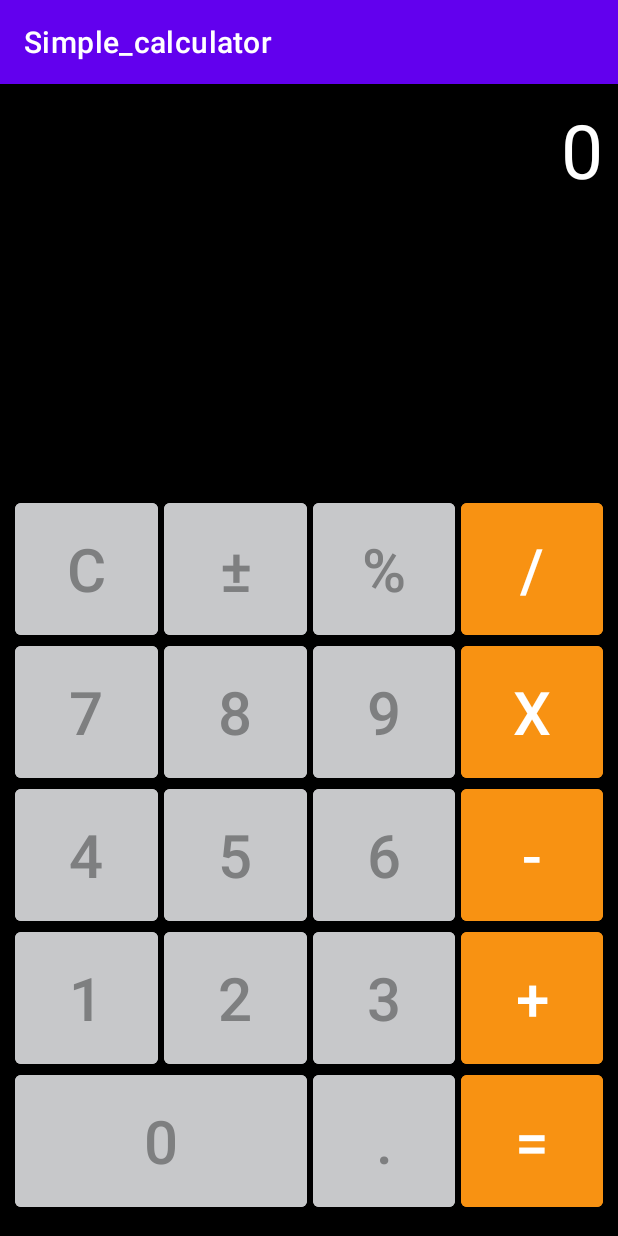
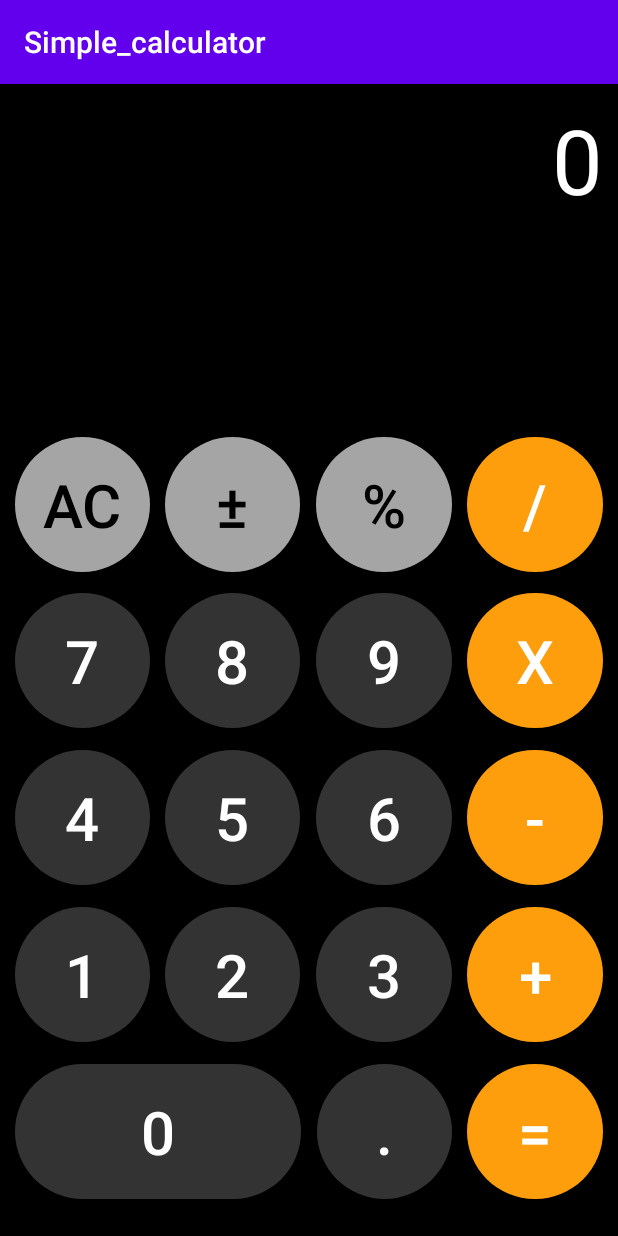
Before and after one commit to BekMyrzaly/JIHC-Study-Lesson6, an Android app: the screen it shows after launch (MainActivity), on a phone screen of 412 x 824 dp. Run offline under Robolectric (Android 15) with nearby library versions, the phone set to English and light mode, and no system bars.

Commit message:
calculator_logic1

```diff
--- /dev/null
+++ b/app/src/main/res/drawable/btn_gray_click1.xml
@@ -0,0 +1,7 @@
+<?xml version="1.0" encoding="utf-8"?>
+<selector xmlns:android="http://schemas.android.com/apk/res/android">
+<item android:drawable="@drawable/button_gray1"
+    android:state_pressed="true"/>
+
+    <item android:drawable="@drawable/button_gray"/>
+</selector>
--- /dev/null
+++ b/app/src/main/res/drawable/btn_num_click1.xml
@@ -0,0 +1,7 @@
+<?xml version="1.0" encoding="utf-8"?>
+<selector xmlns:android="http://schemas.android.com/apk/res/android">
+
+    <item android:drawable="@drawable/buttonshape2"
+        android:state_pressed="true"/>
+    <item android:drawable="@drawable/buttonshape"/>
+</selector>
--- /dev/null
+++ b/app/src/main/res/drawable/btn_solve_click1.xml
@@ -0,0 +1,7 @@
+<?xml version="1.0" encoding="utf-8"?>
+<selector xmlns:android="http://schemas.android.com/apk/res/android">
+<item android:drawable="@drawable/buttonshape_solve2"
+    android:state_pressed="true"/>
+
+    <item android:drawable="@drawable/buttonshape_solve"/>
+</selector>
--- /dev/null
+++ b/app/src/main/res/drawable/btn_zero_click1.xml
@@ -0,0 +1,7 @@
+<?xml version="1.0" encoding="utf-8"?>
+<selector xmlns:android="http://schemas.android.com/apk/res/android">
+<item android:drawable="@drawable/button_zero1"
+    android:state_pressed="true"/>
+
+    <item android:drawable="@drawable/button_zero"/>
+</selector>
--- /dev/null
+++ b/app/src/main/res/drawable/button_gray.xml
@@ -0,0 +1,14 @@
+<?xml version="1.0" encoding="utf-8"?>
+<shape xmlns:android="http://schemas.android.com/apk/res/android"
+    android:shape="rectangle" >
+    <corners
+        android:radius="200dp"
+        />
+    <solid
+        android:color="#A5A5A5"
+        />
+    <size
+        android:width="90dp"
+        android:height="90dp"
+        />
+</shape>
--- /dev/null
+++ b/app/src/main/res/drawable/button_gray1.xml
@@ -0,0 +1,14 @@
+<?xml version="1.0" encoding="utf-8"?>
+<shape xmlns:android="http://schemas.android.com/apk/res/android"
+    android:shape="rectangle" >
+    <corners
+        android:radius="200dp"
+        />
+    <solid
+        android:color="#D9D9D7"
+        />
+    <size
+        android:width="90dp"
+        android:height="90dp"
+        />
+</shape>
--- /dev/null
+++ b/app/src/main/res/drawable/button_zero.xml
@@ -0,0 +1,14 @@
+<?xml version="1.0" encoding="utf-8"?>
+<shape xmlns:android="http://schemas.android.com/apk/res/android"
+    android:shape="rectangle" >
+    <corners
+        android:radius="100dp"
+        />
+    <solid
+        android:color="#333333"
+        />
+    <size
+        android:width="190dp"
+        android:height="90dp"
+        />
+</shape>
--- /dev/null
+++ b/app/src/main/res/drawable/button_zero1.xml
@@ -0,0 +1,14 @@
+<?xml version="1.0" encoding="utf-8"?>
+<shape xmlns:android="http://schemas.android.com/apk/res/android"
+    android:shape="rectangle" >
+    <corners
+        android:radius="100dp"
+        />
+    <solid
+        android:color="#737373"
+        />
+    <size
+        android:width="190dp"
+        android:height="90dp"
+        />
+</shape>
--- /dev/null
+++ b/app/src/main/res/drawable/buttonshape.xml
@@ -0,0 +1,14 @@
+<?xml version="1.0" encoding="utf-8"?>
+<shape xmlns:android="http://schemas.android.com/apk/res/android"
+    android:shape="rectangle" >
+    <corners
+        android:radius="200dp"
+        />
+    <solid
+        android:color="#333333"
+        />
+    <size
+        android:width="90dp"
+        android:height="90dp"
+        />
+</shape>
--- /dev/null
+++ b/app/src/main/res/drawable/buttonshape2.xml
@@ -0,0 +1,14 @@
+<?xml version="1.0" encoding="utf-8"?>
+<shape xmlns:android="http://schemas.android.com/apk/res/android"
+    android:shape="rectangle" >
+    <corners
+        android:radius="200dp"
+        />
+    <solid
+        android:color="#737373"
+        />
+    <size
+        android:width="90dp"
+        android:height="90dp"
+        />
+</shape>
--- /dev/null
+++ b/app/src/main/res/drawable/buttonshape_solve.xml
@@ -0,0 +1,14 @@
+<?xml version="1.0" encoding="utf-8"?>
+<shape xmlns:android="http://schemas.android.com/apk/res/android"
+    android:shape="rectangle" >
+    <corners
+        android:radius="100dp"
+        />
+    <solid
+        android:color="#FE9E0C"
+        />
+    <size
+        android:width="90dp"
+        android:height="90dp"
+        />
+</shape>
--- /dev/null
+++ b/app/src/main/res/drawable/buttonshape_solve2.xml
@@ -0,0 +1,14 @@
+<?xml version="1.0" encoding="utf-8"?>
+<shape xmlns:android="http://schemas.android.com/apk/res/android"
+    android:shape="rectangle" >
+    <corners
+        android:radius="100dp"
+        />
+    <solid
+        android:color="#FFFFFF"
+        />
+    <size
+        android:width="90dp"
+        android:height="90dp"
+        />
+</shape>
--- a/app/src/main/res/layout/activity_main.xml
+++ b/app/src/main/res/layout/activity_main.xml
@@ -4,49 +4,54 @@
     xmlns:tools="http://schemas.android.com/tools"
     android:layout_width="match_parent"
     android:layout_height="match_parent"
-    tools:context=".MainActivity"
     android:background="@color/black"
     android:orientation="vertical"
-    android:padding="10dp">
+    android:padding="10dp"
+    tools:context=".MainActivity">
 
 
     <TextView
         android:id="@+id/textView"
         android:layout_width="match_parent"
         android:layout_height="wrap_content"
-        android:layout_weight="70"
+        android:layout_weight="2"
+        android:gravity="right"
         android:text="0"
-        android:textSize="50dp"
-        android:gravity="right"
-        android:textColor="@color/white" />
+        android:textColor="@color/white"
+        android:textSize="60dp" />
 
     <LinearLayout
         android:layout_width="match_parent"
         android:layout_height="wrap_content"
-        android:orientation="horizontal"
+        android:orientation="vertical"
+        android:layout_weight="1">
+
+        <LinearLayout
+            android:layout_width="match_parent"
+            android:layout_height="wrap_content"
+            android:layout_gravity="right"
             android:layout_weight="1"
-        android:layout_gravity="right">
+            android:orientation="horizontal">
 
             <Button
                 android:id="@+id/btnC"
-            style="@style/simple_calculator_button"
-            android:text="C"/>
+                style="@style/simple_gray"
+                android:text="AC" />
 
             <Button
                 android:id="@+id/btnpm"
-            style="@style/simple_lr"
-            android:text="±"/>
+                style="@style/simple_gray_lr"
+                android:text="±" />
 
             <Button
                 android:id="@+id/btnper"
-            style="@style/simple_rl"
-            android:text="%"/>
+                style="@style/simple_gray_rl"
+                android:text="%" />
 
             <Button
                 android:id="@+id/btndel"
                 style="@style/simple_solve_button"
-            android:backgroundTint="#F89212"
-            android:text="/"/>
+                android:text="/" />
 
 
         </LinearLayout>
@@ -54,31 +59,29 @@
         <LinearLayout
             android:layout_width="match_parent"
             android:layout_height="wrap_content"
-        android:orientation="horizontal"
+            android:layout_gravity="right"
             android:layout_weight="1"
-        android:layout_marginTop="-7dp"
-        android:layout_gravity="right">
+            android:orientation="horizontal">
 
             <Button
                 android:id="@+id/btn7"
                 style="@style/simple_calculator_button"
-            android:text="7"/>
+                android:text="7" />
 
             <Button
                 android:id="@+id/btn8"
                 style="@style/simple_lr"
-            android:text="8"/>
+                android:text="8" />
 
             <Button
                 android:id="@+id/btn9"
                 style="@style/simple_rl"
-            android:text="9"/>
+                android:text="9" />
 
             <Button
                 android:id="@+id/btnmul"
                 style="@style/simple_solve_button"
-            android:backgroundTint="#F89212"
-            android:text="x"/>
+                android:text="x" />
 
 
         </LinearLayout>
@@ -86,31 +89,29 @@
         <LinearLayout
             android:layout_width="match_parent"
             android:layout_height="wrap_content"
-        android:orientation="horizontal"
+            android:layout_gravity="right"
             android:layout_weight="1"
-        android:layout_marginTop="-7dp"
-        android:layout_gravity="right">
+            android:orientation="horizontal">
 
             <Button
                 android:id="@+id/btn4"
                 style="@style/simple_calculator_button"
-            android:text="4"/>
+                android:text="4" />
 
             <Button
                 android:id="@+id/btn5"
                 style="@style/simple_lr"
-            android:text="5"/>
+                android:text="5" />
 
             <Button
                 android:id="@+id/btn6"
                 style="@style/simple_rl"
-            android:text="6"/>
+                android:text="6" />
 
             <Button
                 android:id="@+id/btnminus"
                 style="@style/simple_solve_button"
-            android:backgroundTint="#F89212"
-            android:text="-"/>
+                android:text="-" />
 
 
         </LinearLayout>
@@ -118,32 +119,30 @@
         <LinearLayout
             android:layout_width="match_parent"
             android:layout_height="wrap_content"
-        android:orientation="horizontal"
+            android:layout_gravity="right"
             android:layout_weight="1"
-        android:layout_marginTop="-7dp"
-        android:layout_gravity="right">
+            android:orientation="horizontal">
 
 
             <Button
                 android:id="@+id/btn1"
                 style="@style/simple_calculator_button"
-            android:text="1"/>
+                android:text="1" />
 
             <Button
                 android:id="@+id/btn2"
                 style="@style/simple_lr"
-            android:text="2"/>
+                android:text="2" />
 
             <Button
                 android:id="@+id/btn3"
                 style="@style/simple_rl"
-            android:text="3"/>
+                android:text="3" />
 
             <Button
                 android:id="@+id/btnplus"
                 style="@style/simple_solve_button"
-            android:backgroundTint="#F89212"
-            android:text="+"/>
+                android:text="+" />
 
 
         </LinearLayout>
@@ -151,34 +150,40 @@
         <LinearLayout
             android:layout_width="match_parent"
             android:layout_height="wrap_content"
-        android:orientation="horizontal"
+            android:layout_gravity="right"
             android:layout_weight="1"
-        android:layout_marginTop="-7dp"
-        android:layout_gravity="right">
+            android:orientation="horizontal">
 
             <Button
                 android:id="@+id/btn0"
-            android:layout_width="205dp"
-            android:layout_height="100dp"
-            android:backgroundTint="#C7C8CA"
+                android:layout_width="wrap_content"
+                android:layout_height="wrap_content"
                 android:layout_weight="2"
                 android:text="0"
+                android:textColor="@color/white"
                 android:textSize="40dp"
-            android:textColor="#7E7F80"
-            android:layout_marginRight="2dp"/>
+                android:layout_marginRight="5dp"
+                android:background="@drawable/btn_zero_click1"/>
 
             <Button
                 android:id="@+id/btndot"
                 style="@style/simple_rl"
-            android:text="."/>
+                android:text="." />
 
             <Button
                 android:id="@+id/btnequal"
                 style="@style/simple_solve_button"
-            android:backgroundTint="#F89212"
-            android:text="="/>
+                android:text="=" />
 
 
         </LinearLayout>
 
+
+
     </LinearLayout>
+
+
+
+
+
+</LinearLayout>
--- a/app/src/main/res/values/themes.xml
+++ b/app/src/main/res/values/themes.xml
@@ -1,6 +1,6 @@
 <resources xmlns:tools="http://schemas.android.com/tools">
     <!-- Base application theme. -->
-    <style name="Theme.Simple_calculator" parent="Theme.MaterialComponents.DayNight.DarkActionBar">
+    <style name="Theme.Simple_calculator" parent="Theme.AppCompat.DayNight.DarkActionBar">
         <!-- Primary brand color. -->
         <item name="colorPrimary">@color/purple_500</item>
         <item name="colorPrimaryVariant">@color/purple_700</item>
@@ -15,30 +15,48 @@
     </style>
     <style name="simple_calculator_button">
 
-        <item name="android:layout_width">100dp</item>
-        <item name="android:layout_height">100dp</item>
+        <item name="android:layout_width">wrap_content</item>
+        <item name="android:layout_height">wrap_content</item>
         <item name="android:textSize">40dp</item>
-        <item name="android:textColor">#7E7F80</item>
-        <item name="android:backgroundTint">#C7C8CA</item>
+        <item name="android:textColor">#FFFFFF</item>
+        <item name="android:background">@drawable/btn_num_click1</item>
         <item name="android:layout_weight">1</item>
 
     </style>
 
     <style name="simple_lr" parent="simple_calculator_button">
-        <item name="android:layout_marginLeft">4dp</item>
-        <item name="android:layout_marginRight">2dp</item>
+        <item name="android:layout_marginLeft">10dp</item>
+        <item name="android:layout_marginRight">5dp</item>
 
     </style>
 
     <style name="simple_rl" parent="simple_calculator_button">
 
-        <item name="android:layout_marginLeft">2dp</item>
-        <item name="android:layout_marginRight">4dp</item>
+        <item name="android:layout_marginLeft">5dp</item>
+        <item name="android:layout_marginRight">10dp</item>
 
     </style>
 
     <style name="simple_solve_button" parent="simple_calculator_button">
         <item name="android:textColor">@color/white</item>
+        <item name="android:background">@drawable/btn_solve_click1</item>
+
+    </style>
+
+    <style name="simple_gray_lr" parent="simple_lr">
+        <item name="android:textColor">@color/black</item>
+        <item name="android:background">@drawable/btn_gray_click1</item>
+
+    </style>
+
+    <style name="simple_gray_rl" parent="simple_rl">
+        <item name="android:textColor">@color/black</item>
+        <item name="android:background">@drawable/btn_gray_click1</item>
+
+    </style>
+    <style name="simple_gray" parent="simple_calculator_button">
+        <item name="android:textColor">@color/black</item>
+        <item name="android:background">@drawable/btn_gray_click1</item>
 
     </style>
 </resources>
```
Also changed, not shown: app/src/main/java/com/codecademy/simple_calculator/MainActivity.java (+83 -56 lines). Lines whose indentation alone changed are shown as unchanged.
